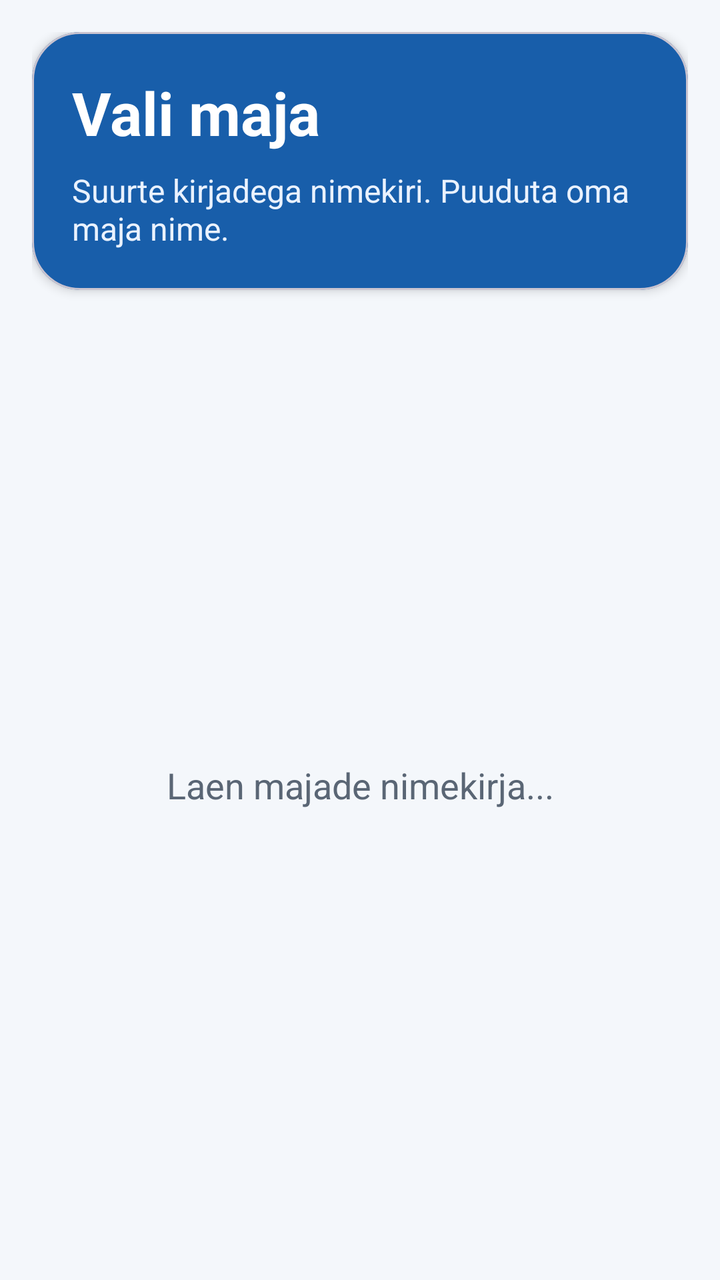
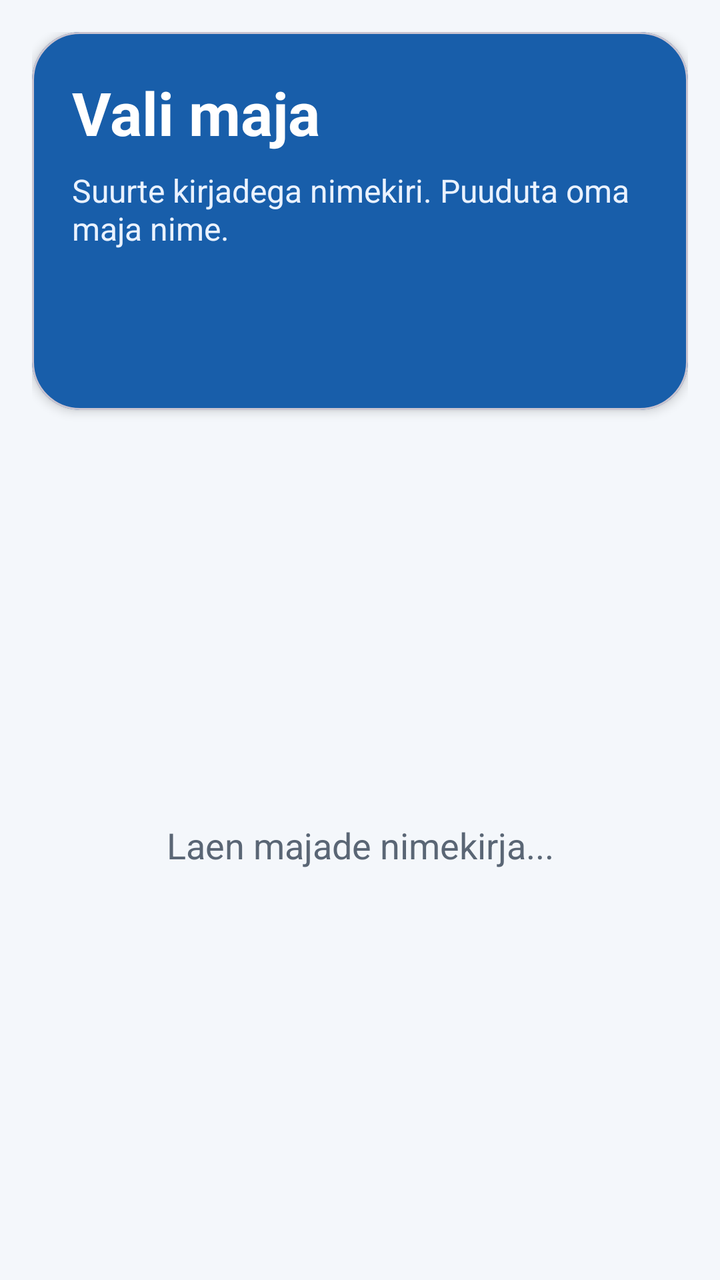

Before-and-after screenshots of an Android layout around one commit, followed by the original layout XML and the change that was made.
<!-- AndroidManifest.xml: application theme Theme.QRScannerApp -->
<!-- res/layout/activity_house_list.xml -->
<?xml version="1.0" encoding="utf-8"?>
<LinearLayout xmlns:android="http://schemas.android.com/apk/res/android"
    xmlns:app="http://schemas.android.com/apk/res-auto"
    android:id="@+id/houseListRoot"
    android:layout_width="match_parent"
    android:layout_height="match_parent"
    android:background="@color/elder_bg"
    android:orientation="vertical"
    android:padding="16dp">

    <com.google.android.material.card.MaterialCardView
        android:layout_width="match_parent"
        android:layout_height="wrap_content"
        app:cardBackgroundColor="@color/elder_primary"
        app:cardCornerRadius="24dp"
        app:cardElevation="3dp">

        <LinearLayout
            android:layout_width="match_parent"
            android:layout_height="wrap_content"
            android:orientation="vertical"
            android:padding="20dp">

            <TextView
                android:layout_width="match_parent"
                android:layout_height="wrap_content"
                android:text="@string/house_list_title"
                android:textColor="@color/white"
                android:textSize="30sp"
                android:textStyle="bold" />

            <TextView
                android:layout_width="match_parent"
                android:layout_height="wrap_content"
                android:layout_marginTop="8dp"
                android:text="@string/house_list_subtitle"
                android:textColor="#EAF2FF"
                android:textSize="16sp" />
        </LinearLayout>
    </com.google.android.material.card.MaterialCardView>

    <FrameLayout
        android:layout_width="match_parent"
        android:layout_height="0dp"
        android:layout_weight="1"
        android:layout_marginTop="16dp">

        <ListView
            android:id="@+id/listHouses"
            android:layout_width="match_parent"
            android:layout_height="match_parent"
            android:divider="@android:color/transparent"
            android:dividerHeight="12dp"
            android:paddingBottom="8dp"
            android:scrollbars="vertical" />

        <TextView
            android:id="@+id/tvLoading"
            android:layout_width="match_parent"
            android:layout_height="match_parent"
            android:gravity="center"
            android:padding="24dp"
            android:text="@string/house_list_loading"
            android:textColor="@color/elder_text_muted"
            android:textSize="18sp" />
    </FrameLayout>
</LinearLayout>
<!-- resources referenced by this layout -->
<resources>
  <color name="elder_bg">#FFF4F7FB</color>
  <color name="elder_primary">#FF185EAA</color>
  <color name="elder_text_muted">#FF5A6675</color>
  <color name="white">#FFFFFFFF</color>
  <string name="house_list_loading">Laen majade nimekirja...</string>
  <string name="house_list_subtitle">Suurte kirjadega nimekiri. Puuduta oma maja nime.</string>
  <string name="house_list_title">Vali maja</string>
  <style name="Theme.QRScannerApp" parent="Base.Theme.QRScannerApp" />
  <style name="Base.Theme.QRScannerApp" parent="Theme.Material3.DayNight.NoActionBar">
          <item name="colorPrimary">@color/elder_primary</item>
          <item name="colorOnPrimary">@color/white</item>
          <item name="colorPrimaryContainer">@color/elder_surface_soft</item>
          <item name="colorSecondary">@color/elder_accent</item>
          <item name="colorOnSecondary">@color/black</item>
          <item name="colorSurface">@color/elder_surface</item>
          <item name="colorOnSurface">@color/elder_text</item>
          <item name="colorSurfaceVariant">@color/elder_surface_soft</item>
          <item name="android:colorBackground">@color/elder_bg</item>
          <item name="android:statusBarColor">@color/elder_primary_dark</item>
          <item name="android:navigationBarColor">@color/elder_bg</item>
      </style>
  <color name="elder_surface_soft">#FFE9F0F8</color>
  <color name="elder_accent">#FFF29F05</color>
  <color name="black">#FF0F1720</color>
  <color name="elder_surface">#FFFFFFFF</color>
  <color name="elder_text">#FF102030</color>
  <color name="elder_primary_dark">#FF0F3F73</color>
</resources>

<!-- the commit's change to res/layout/activity_house_list.xml (unified diff, before → after) -->
@@ -36,6 +36,18 @@
                 android:text="@string/house_list_subtitle"
                 android:textColor="#EAF2FF"
                 android:textSize="16sp" />
+
+            <TextView
+                android:id="@+id/tvInstaller"
+                android:layout_width="wrap_content"
+                android:layout_height="wrap_content"
+                android:layout_marginTop="12dp"
+                android:background="?attr/selectableItemBackground"
+                android:minHeight="48dp"
+                android:gravity="center_vertical"
+                android:textColor="@color/white"
+                android:textSize="17sp"
+                android:textStyle="bold" />
         </LinearLayout>
     </com.google.android.material.card.MaterialCardView>
 
